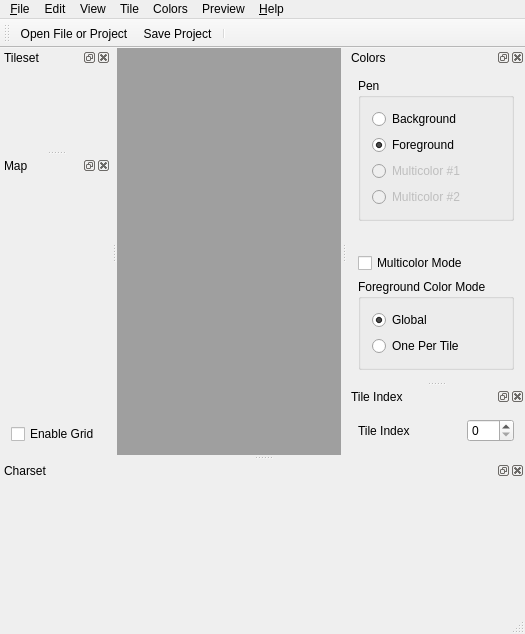
Qt form src/mainwindow.ui (ricardoquesada/vchar64) before a commit.
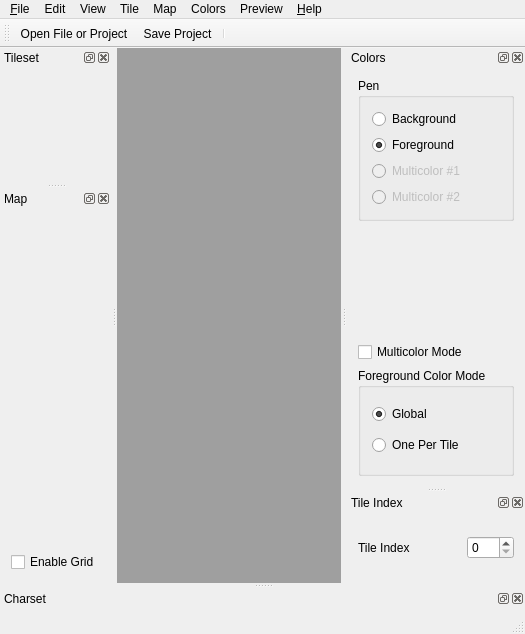
The same form after that commit. Icons and pictures are not drawn. Custom widgets are drawn as their Qt base class.

```diff
--- a/src/mainwindow.ui
+++ b/src/mainwindow.ui
@@ -192,10 +192,17 @@
     <addaction name="separator"/>
     <addaction name="actionEnable_Multicolor"/>
    </widget>
+   <widget class="QMenu" name="menuMap">
+    <property name="title">
+     <string>Map</string>
+    </property>
+    <addaction name="actionMap_Properties"/>
+   </widget>
    <addaction name="menu_File"/>
    <addaction name="menuEdit"/>
    <addaction name="menuView"/>
    <addaction name="menuTile"/>
+   <addaction name="menuMap"/>
    <addaction name="menuColors"/>
    <addaction name="menuPreview"/>
    <addaction name="menuHelp"/>
@@ -223,12 +230,6 @@
      </property>
      <item>
       <widget class="CharsetWidget" name="charsetWidget" native="true">
-       <property name="minimumSize">
-        <size>
-         <width>512</width>
-         <height>128</height>
-        </size>
-       </property>
        <property name="focusPolicy">
         <enum>Qt::StrongFocus</enum>
        </property>
```
Left out of the diff: 33 changed lines with no effect on the pictures.
